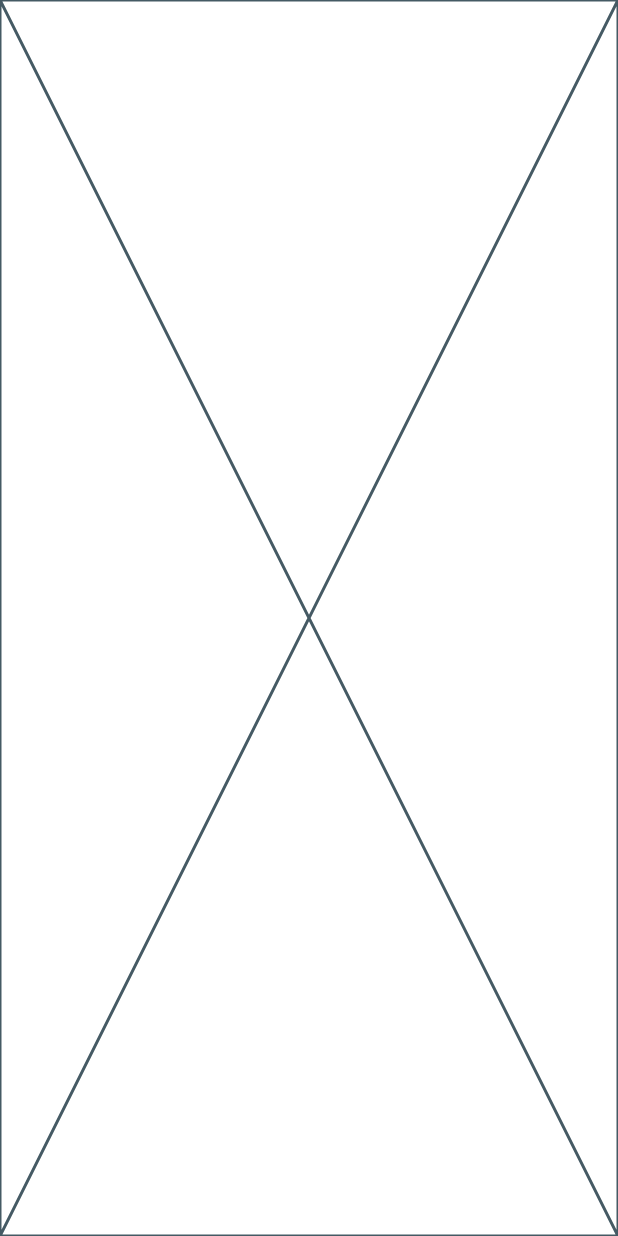
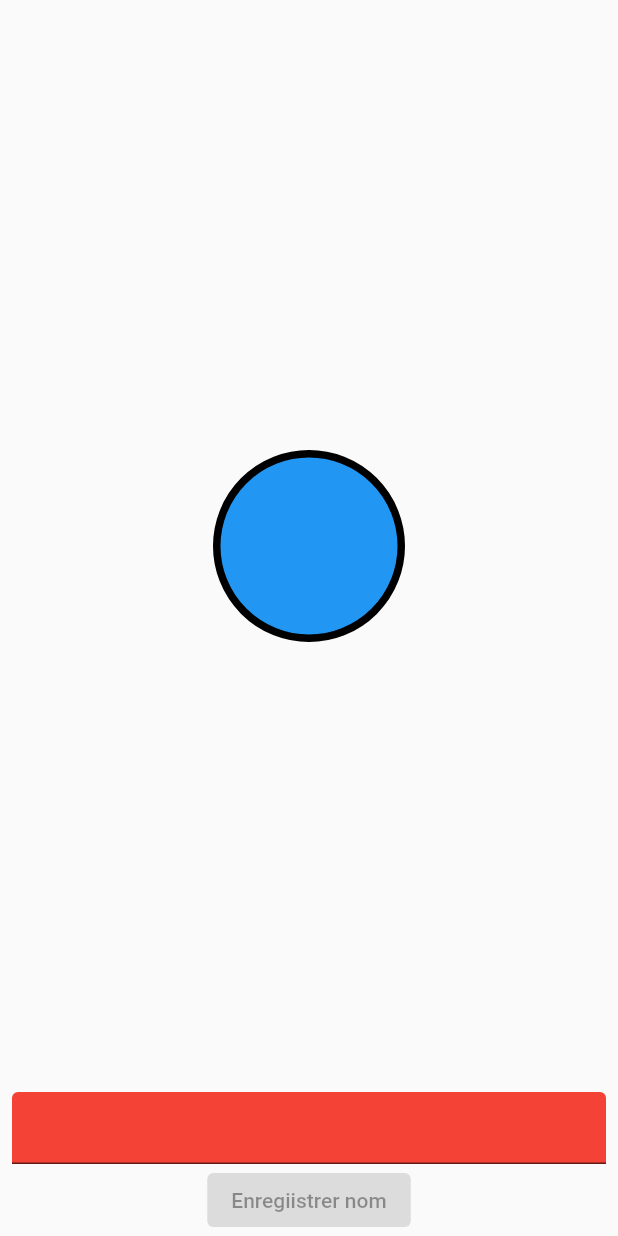
Before and after one commit to Noa-Fish/littlewords, a Flutter app: the screen it shows after launch, on a phone screen of 412 x 824 dp. Run offline on Flutter 3.47's test engine with Material 2 defaults, Android fonts, the phone set to English and light mode, and no system bars; our stand-ins replace flutter_riverpod, shared_preferences.

Commit message:
add Logo and start login page

```diff
--- a/lib/routes/login/login_route.dart
+++ b/lib/routes/login/login_route.dart
@@ -1,10 +1,33 @@
 import 'package:flutter/material.dart' ;
+import 'package:littlewords/widgets/littlewords_logo.dart';
 
 class LoginRoute extends StatelessWidget {
   const LoginRoute({Key? key}) : super(key: key);
 
   @override
   Widget build(BuildContext context) {
-    return const Placeholder();
+    return Scaffold(
+      body: Column(
+        mainAxisAlignment: MainAxisAlignment.end,
+        children  : const [
+          Spacer(),
+
+          LittlewordsLogo(),
+
+          Spacer(),
+
+          Padding(
+            padding: EdgeInsets.symmetric(horizontal: 8),
+            child: TextField(
+              decoration: InputDecoration(
+                  fillColor: Colors.red,
+                  filled: true),
+              ),
+          ),
+          ElevatedButton(
+              onPressed: null,
+              child: Text('Enregiistrer nom'))
+        ]),
+    );
   }
 }
--- /dev/null
+++ b/lib/widgets/littlewords_logo.dart
@@ -0,0 +1,19 @@
+import 'package:flutter/cupertino.dart';
+import 'package:flutter/material.dart';
+
+class LittlewordsLogo extends StatelessWidget {
+  const LittlewordsLogo({Key? key}) : super(key: key);
+
+  @override
+  Widget build(BuildContext context) {
+    return Container(
+      width: 128,
+      height: 128,
+      decoration: BoxDecoration(
+        shape: BoxShape.circle,
+        color: Colors.blue,
+        border: Border.all(color: Colors.black,width:5)
+      ),
+    );
+  }
+}
```
Also changed, not shown: pubspec.lock.
